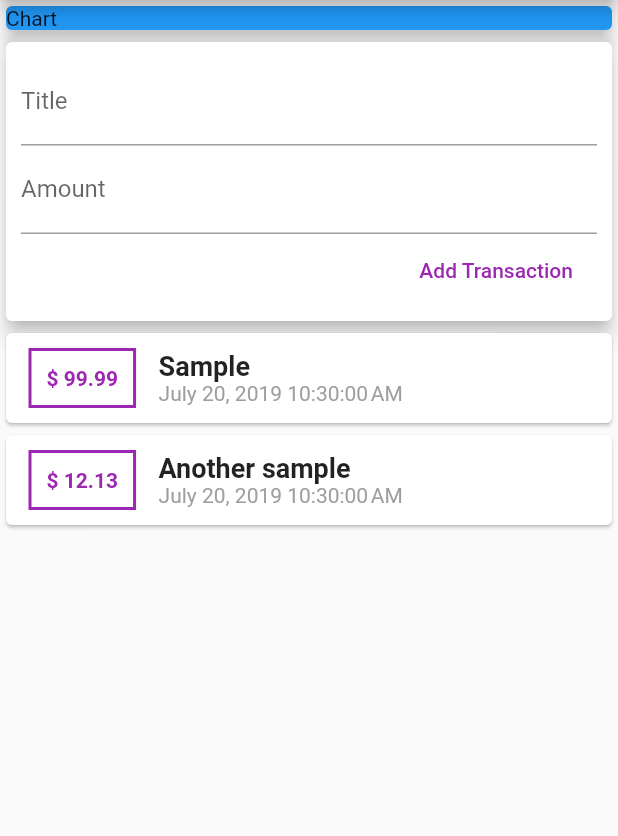
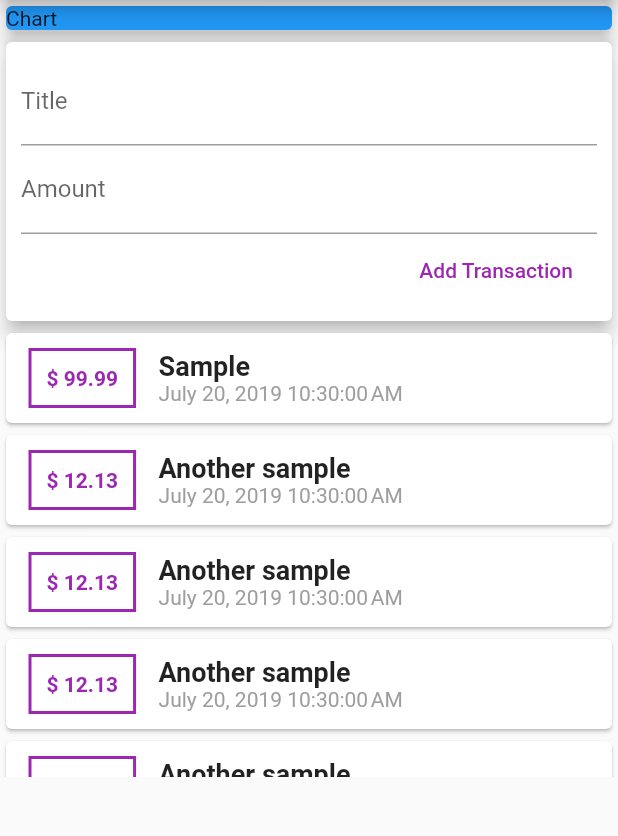
Before and after one commit to FrancaTM/expense-planner, a Flutter app: the screen it shows after launch, on a phone screen of 412 x 824 dp, the part 84-920 px from its top. Run offline on Flutter 3.47's test engine with Material 2 defaults, Android fonts, the phone set to English and light mode, and no system bars.

Commit message:
change to list view (builder)

```diff
--- a/lib/widgets/transaction_list.dart
+++ b/lib/widgets/transaction_list.dart
@@ -3,14 +3,17 @@ import 'package:flutter/material.dart';
 import 'package:intl/intl.dart';
 
 class TransactionList extends StatelessWidget {
-  List<Transaction> transactions;
+  final List<Transaction> transactions;
 
   TransactionList(this.transactions);
 
   @override
   Widget build(BuildContext context) {
-    return Column(
-      children: transactions.map((tx) {
+    return Container(
+      height: 300,
+      child: ListView.builder(
+        itemCount: transactions.length,
+        itemBuilder: (ctx, index) {
           return Card(
             child: Row(
               children: <Widget>[
@@ -27,7 +30,7 @@ class TransactionList extends StatelessWidget {
                   ),
                   padding: EdgeInsets.all(10),
                   child: Text(
-                  '\$ ${tx.amount}',
+                    '\$ ${transactions[index].amount}',
                     style: TextStyle(
                       fontWeight: FontWeight.bold,
                       color: Colors.purple,
@@ -38,14 +41,14 @@ class TransactionList extends StatelessWidget {
                   crossAxisAlignment: CrossAxisAlignment.start,
                   children: <Widget>[
                     Text(
-                    tx.title,
+                      transactions[index].title,
                       style: TextStyle(
                         fontWeight: FontWeight.bold,
                         fontSize: 18,
                       ),
                     ),
                     Text(
-                    DateFormat().format(tx.date),
+                      DateFormat().format(transactions[index].date),
                       style: TextStyle(
                         color: Colors.grey,
                       ),
@@ -55,7 +58,54 @@ class TransactionList extends StatelessWidget {
               ],
             ),
           );
-      }).toList(),
+        },
+        // children: transactions.map((tx) {
+        //   return Card(
+        //     child: Row(
+        //       children: <Widget>[
+        //         Container(
+        //           margin: EdgeInsets.symmetric(
+        //             vertical: 10,
+        //             horizontal: 15,
+        //           ),
+        //           decoration: BoxDecoration(
+        //             border: Border.all(
+        //               color: Colors.purple,
+        //               width: 2,
+        //             ),
+        //           ),
+        //           padding: EdgeInsets.all(10),
+        //           child: Text(
+        //             '\$ ${tx.amount}',
+        //             style: TextStyle(
+        //               fontWeight: FontWeight.bold,
+        //               color: Colors.purple,
+        //             ),
+        //           ),
+        //         ),
+        //         Column(
+        //           crossAxisAlignment: CrossAxisAlignment.start,
+        //           children: <Widget>[
+        //             Text(
+        //               tx.title,
+        //               style: TextStyle(
+        //                 fontWeight: FontWeight.bold,
+        //                 fontSize: 18,
+        //               ),
+        //             ),
+        //             Text(
+        //               DateFormat().format(tx.date),
+        //               style: TextStyle(
+        //                 color: Colors.grey,
+        //               ),
+        //             ),
+        //           ],
+        //         ),
+        //       ],
+        //     ),
+        //   );
+        // }).toList(),
+      ),
     );
   }
 }
--- a/lib/widgets/user_transactions.dart
+++ b/lib/widgets/user_transactions.dart
@@ -14,6 +14,66 @@ class _UserTransactionsState extends State<UserTransactions> {
       id: 't1',
       title: 'Sample',
       amount: 99.99,
+      date: DateTime.now(),
+    ),
+    Transaction(
+      id: 't2',
+      title: 'Another sample',
+      amount: 12.13,
+      date: DateTime.now(),
+    ),
+    Transaction(
+      id: 't2',
+      title: 'Another sample',
+      amount: 12.13,
+      date: DateTime.now(),
+    ),
+    Transaction(
+      id: 't2',
+      title: 'Another sample',
+      amount: 12.13,
+      date: DateTime.now(),
+    ),
+    Transaction(
+      id: 't2',
+      title: 'Another sample',
+      amount: 12.13,
+      date: DateTime.now(),
+    ),
+    Transaction(
+      id: 't2',
+      title: 'Another sample',
+      amount: 12.13,
+      date: DateTime.now(),
+    ),
+    Transaction(
+      id: 't2',
+      title: 'Another sample',
+      amount: 12.13,
+      date: DateTime.now(),
+    ),
+    Transaction(
+      id: 't2',
+      title: 'Another sample',
+      amount: 12.13,
+      date: DateTime.now(),
+    ),
+    Transaction(
+      id: 't2',
+      title: 'Another sample',
+      amount: 12.13,
+      date: DateTime.now(),
+    ),
+    Transaction(
+      id: 't2',
+      title: 'Another sample',
+      amount: 12.13,
+      date: DateTime.now(),
+    ),
+    Transaction(
+      id: 't2',
+      title: 'Another sample',
+      amount: 12.13,
       date: DateTime.now(),
     ),
     Transaction(
```
Lines whose indentation alone changed are shown as unchanged.
